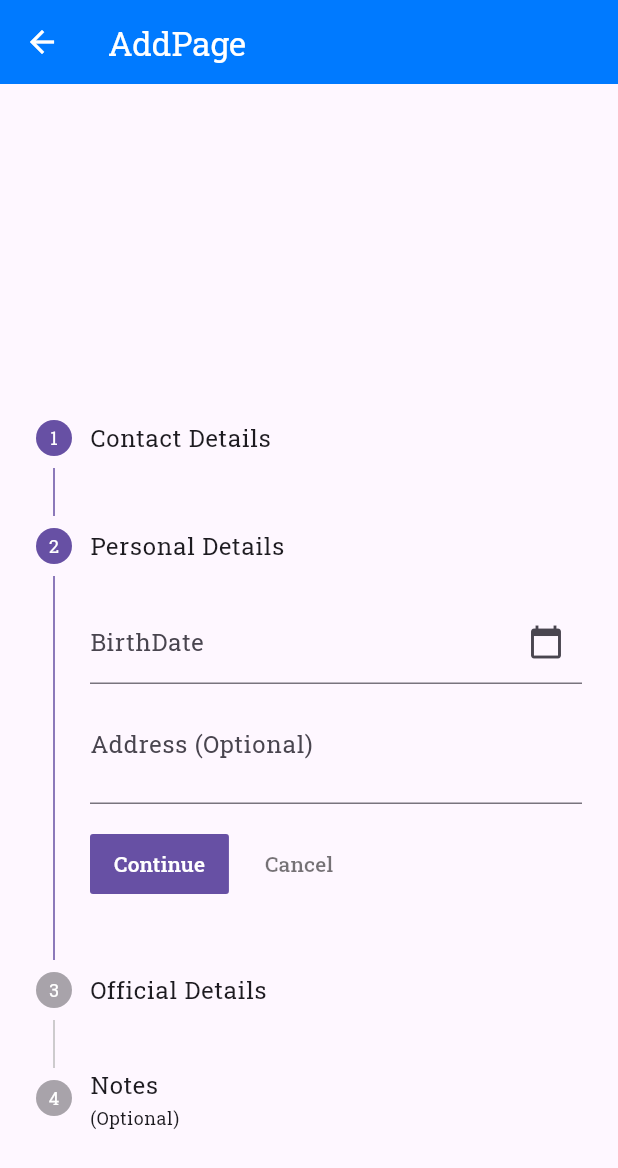
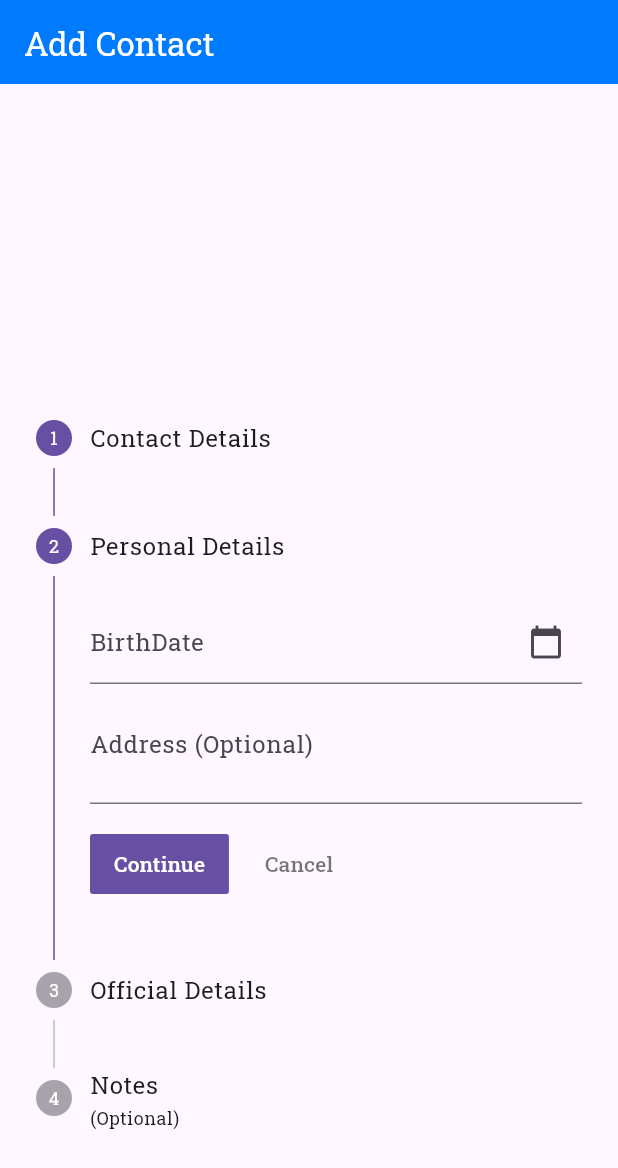
Before and after one commit to karanpadaliya/contact_diary, a Flutter app: the AddContact screen opened directly, after a tap on "Continue", on a phone screen of 412 x 824 dp. Shown: the top 1168 px of the screen. Run offline on Flutter 3.47's test engine with Material 3 defaults, Android fonts, the phone set to English and light mode, and no system bars; our stand-ins replace share_plus, shared_preferences; accounts and stored records are empty.

Commit message:
intial commit

```diff
--- a/lib/Provider/ContactProvider.dart
+++ b/lib/Provider/ContactProvider.dart
@@ -10,6 +10,12 @@ class ContactProvider extends ChangeNotifier {
       ContactModel(
           Contact_name: name, Contact_email: email, Contact_mobileNo: mobileNo),
     );
+    var old = contactList.last;
+    old.Contact_name = name;
+    old.Contact_email = email;
+    old.Contact_mobileNo = mobileNo;
+
+    contactList[contactList.length - 1] = old;
     notifyListeners();
   }
 
--- a/lib/main.dart
+++ b/lib/main.dart
@@ -1,6 +1,7 @@
 import 'package:contact_diary/DrawerPageScreen/ProfilePage.dart';
 import 'package:contact_diary/Provider/ContactProvider.dart';
 import 'package:contact_diary/Provider/SignUpProvider.dart';
+import 'package:contact_diary/Provider/ThemeProvider.dart';
 import 'package:contact_diary/screen/LoginPage/SignIn.dart';
 import 'package:contact_diary/screen/LoginPage/SignUp.dart';
 import 'package:contact_diary/screen/addContact.dart';
--- a/lib/screen/addContact.dart
+++ b/lib/screen/addContact.dart
@@ -1,4 +1,5 @@
 import 'package:contact_diary/Provider/ContactProvider.dart';
+import 'package:contact_diary/model/contact_model.dart';
 import 'package:flutter/cupertino.dart';
 import 'package:flutter/material.dart';
 import 'package:intl/intl.dart';
@@ -8,7 +9,9 @@ import 'package:shared_preferences/shared_preferences.dart';
 class AddContact extends StatefulWidget {
   int? index;
 
-  AddContact({Key? key, this.index}) : super(key: key);
+  final ContactModel? contactModel;
+
+  AddContact({Key? key, this.index, this.contactModel}) : super(key: key);
 
   @override
   State<AddContact> createState() => _AddContactState();
@@ -28,18 +31,37 @@ class _AddContactState extends State<AddContact> {
 
   int currentStep = 0;
 
+  // @override
+  // void didChangeDependencies() {
+  //   super.didChangeDependencies();
+  //   if (widget.index != null) {
+  //     var contact = Provider.of<ContactProvider>(context, listen: false).contactList[widget.index!];
+  //     var contactName = contact.Contact_name ??
+  //         "Contact_name_NotFound";
+  //     contactNameController.text = contactName;
+  //
+  //     var ContactEmail = contact.Contact_email ??
+  //         "Contact_Email_NotFound";
+  //     contactNameController.text = ContactEmail;
+  //   }
+  // }
+
   @override
   void didChangeDependencies() {
     super.didChangeDependencies();
-    if (widget.index != null) {
-      var contact = Provider.of<ContactProvider>(context, listen: false).contactList[widget.index!];
-      var contactName = contact.Contact_name ??
-          "Contact_name_NotFound";
-      contactNameController.text = contactName;
+    if (widget.contactModel != null) {
+      var contact = widget.contactModel!;
 
-      var ContactEmail = contact.Contact_email ??
-          "Contact_Email_NotFound";
-      contactNameController.text = ContactEmail;
+      contactNameController.text = contact.Contact_name ?? "Not available";
+      contactEmailController.text = contact.Contact_email ?? "Not available";
+      contactMobileNoController.text = contact.Contact_mobileNo ?? "Not available";
+      birthDateController.text = contact.birthdate ?? "Not available";
+      addressController.text = contact.Contact_address ?? "Not available";
+      officeNameController.text = contact.Office_name ?? "Not available";
+      officeAddressController.text = contact.Office_Address ?? "Not available";
+      websiteController.text = contact.Office_website ?? "Not available";
+      personalNotesController.text = contact.PersonalNote ?? "Not available";
+      officialNotesController.text = contact.OfficialNote ?? "Not available";
     }
   }
 
@@ -49,7 +71,7 @@ class _AddContactState extends State<AddContact> {
       appBar: AppBar(
         backgroundColor: CupertinoColors.link,
         foregroundColor: CupertinoColors.white,
-        title: Text(widget.index !=null ? "Edit Page" : "AddPage"),
+        title: Text(widget.contactModel != null ? "Edit Contact" : "Add Contact"),
       ),
       body: SingleChildScrollView(
         physics: BouncingScrollPhysics(),
@@ -125,6 +147,7 @@ class _AddContactState extends State<AddContact> {
 
                   Provider.of<ContactProvider>(context, listen: false)
                       .setNotes(personalNotes, officialNotes);
+                  Navigator.pop(context);
                 }
 
                 if (currentStep < 3) {
--- a/lib/screen/homePage.dart
+++ b/lib/screen/homePage.dart
@@ -389,7 +389,7 @@ class _HomePageState extends State<HomePage> {
     var setContactAddress = await SharedPreferences.getInstance();
     var getContactAddress = setContactAddress.getString("ContactAddress");
     String ContactAddress = getContactAddress ?? "ContactAddress_notFound";
-    Provider.of<ContactProvider>(context)
+    Provider.of<ContactProvider>(context,listen: false)
         .setPersonalDetails(ContactBirthdate, ContactAddress);
 
     //   OfficeName / OfficeAddress / website
```
Also changed, not shown: lib/screen/viewCotact.dart (+33 -12 lines).
